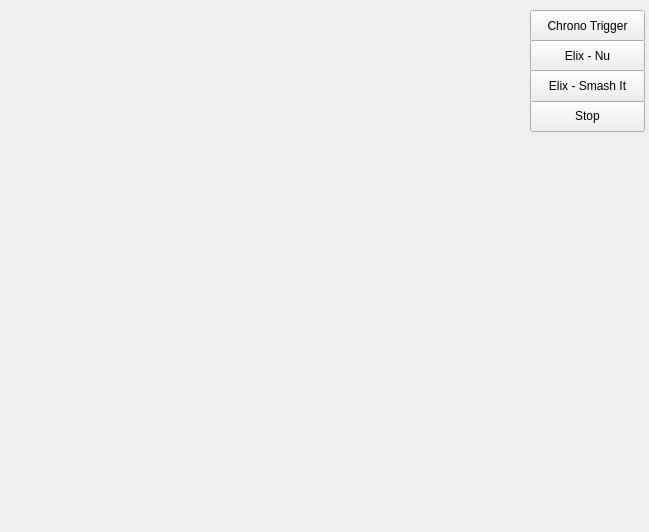
Old version of the form MainWindow.ui in the repository yupferris/snes-apu-dbg.
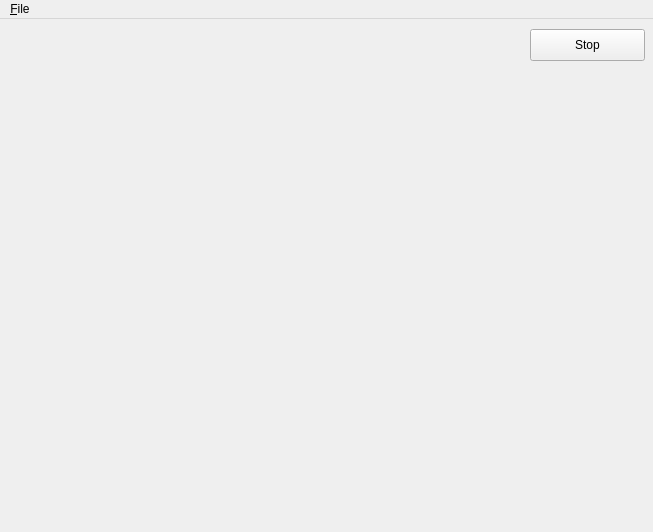
New version of the form.

Commit message: Replaced hardcoded song buttons with file dialog

What changed in the file:
```diff
--- a/MainWindow.ui
+++ b/MainWindow.ui
@@ -6,7 +6,7 @@
    <rect>
     <x>0</x>
     <y>0</y>
-    <width>649</width>
+    <width>653</width>
     <height>532</height>
    </rect>
   </property>
@@ -14,37 +14,11 @@
    <string>snes-apu-dbg</string>
   </property>
   <widget class="QWidget" name="centralWidget">
-   <widget class="QPushButton" name="songAButton">
-    <property name="geometry">
-     <rect>
-      <x>530</x>
-      <y>10</y>
-      <width>115</width>
-      <height>32</height>
-     </rect>
-    </property>
-    <property name="text">
-     <string>Chrono Trigger</string>
-    </property>
-   </widget>
-   <widget class="QPushButton" name="songBButton">
-    <property name="geometry">
-     <rect>
-      <x>530</x>
-      <y>40</y>
-      <width>115</width>
-      <height>32</height>
-     </rect>
-    </property>
-    <property name="text">
-     <string>Elix - Nu</string>
-    </property>
-   </widget>
    <widget class="QPushButton" name="stopButton">
     <property name="geometry">
      <rect>
       <x>530</x>
-      <y>100</y>
+      <y>10</y>
       <width>115</width>
       <height>32</height>
      </rect>
@@ -63,19 +37,23 @@
      </rect>
     </property>
    </widget>
-   <widget class="QPushButton" name="songCButton">
-    <property name="geometry">
-     <rect>
-      <x>530</x>
-      <y>70</y>
-      <width>115</width>
-      <height>32</height>
-     </rect>
+  </widget>
+  <widget class="QMenuBar" name="menuBar">
+   <property name="geometry">
+    <rect>
+     <x>0</x>
+     <y>0</y>
+     <width>653</width>
+     <height>22</height>
+    </rect>
+   </property>
+   <widget class="QMenu" name="menu_File">
+    <property name="title">
+     <string>&amp;File</string>
     </property>
-    <property name="text">
-     <string>Elix - Smash It</string>
-    </property>
+    <addaction name="fileOpenSpcFile"/>
    </widget>
+   <addaction name="menu_File"/>
   </widget>
  </widget>
  <layoutdefault spacing="6" margin="11"/>
```
Left out of the diff: 5 changed lines with no effect on the pictures. The commit also changes 2 other files.
